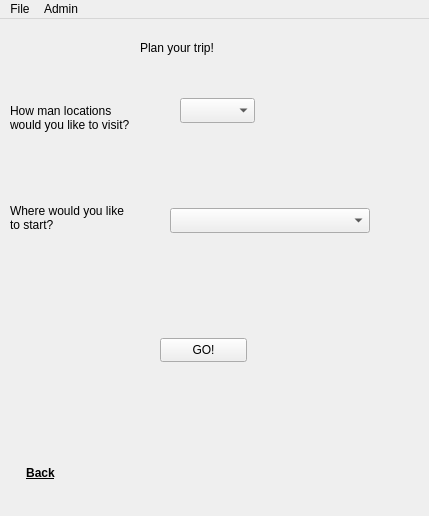
Above: src/form/mainwindow.ui from dank-devz/effective-octo-meme before the change. Below: the same form after it.
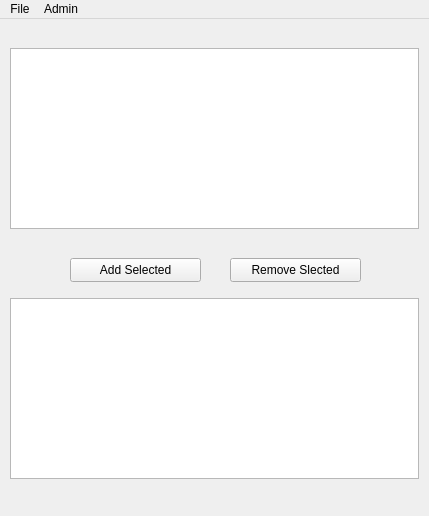
That is the form after the change.

Commit message: added some menu selection progress, still needs to display to the reciept and remove from

The edit to the form file:
```diff
--- a/src/form/mainwindow.ui
+++ b/src/form/mainwindow.ui
@@ -27,7 +27,7 @@
      <string notr="true"/>
     </property>
     <property name="currentIndex">
-     <number>2</number>
+     <number>5</number>
     </property>
     <widget class="QWidget" name="page_home">
      <widget class="QLabel" name="home_label_homepageTitle">
@@ -423,6 +423,75 @@
       </layout>
      </widget>
     </widget>
+    <widget class="QWidget" name="page_cartItems">
+     <widget class="QTableView" name="cartItems_tableView_items">
+      <property name="geometry">
+       <rect>
+        <x>10</x>
+        <y>30</y>
+        <width>409</width>
+        <height>181</height>
+       </rect>
+      </property>
+      <property name="sizeAdjustPolicy">
+       <enum>QAbstractScrollArea::AdjustToContents</enum>
+      </property>
+      <property name="alternatingRowColors">
+       <bool>true</bool>
+      </property>
+      <property name="selectionBehavior">
+       <enum>QAbstractItemView::SelectRows</enum>
+      </property>
+      <property name="sortingEnabled">
+       <bool>true</bool>
+      </property>
+      <attribute name="horizontalHeaderCascadingSectionResizes">
+       <bool>true</bool>
+      </attribute>
+      <attribute name="horizontalHeaderStretchLastSection">
+       <bool>true</bool>
+      </attribute>
+      <attribute name="verticalHeaderCascadingSectionResizes">
+       <bool>true</bool>
+      </attribute>
+     </widget>
+     <widget class="QTableView" name="cartItems_tableView_reciept">
+      <property name="geometry">
+       <rect>
+        <x>10</x>
+        <y>280</y>
+        <width>409</width>
+        <height>181</height>
+       </rect>
+      </property>
+     </widget>
+     <widget class="QPushButton" name="pushButton">
+      <property name="geometry">
+       <rect>
+        <x>70</x>
+        <y>240</y>
+        <width>131</width>
+        <height>24</height>
+       </rect>
+      </property>
+      <property name="text">
+       <string>Add Selected</string>
+      </property>
+     </widget>
+     <widget class="QPushButton" name="pushButton_2">
+      <property name="geometry">
+       <rect>
+        <x>230</x>
+        <y>240</y>
+        <width>131</width>
+        <height>24</height>
+       </rect>
+      </property>
+      <property name="text">
+       <string>Remove Slected</string>
+      </property>
+     </widget>
+    </widget>
    </widget>
   </widget>
   <widget class="QMenuBar" name="menuBar">
```
The commit also changes 2 other files.
